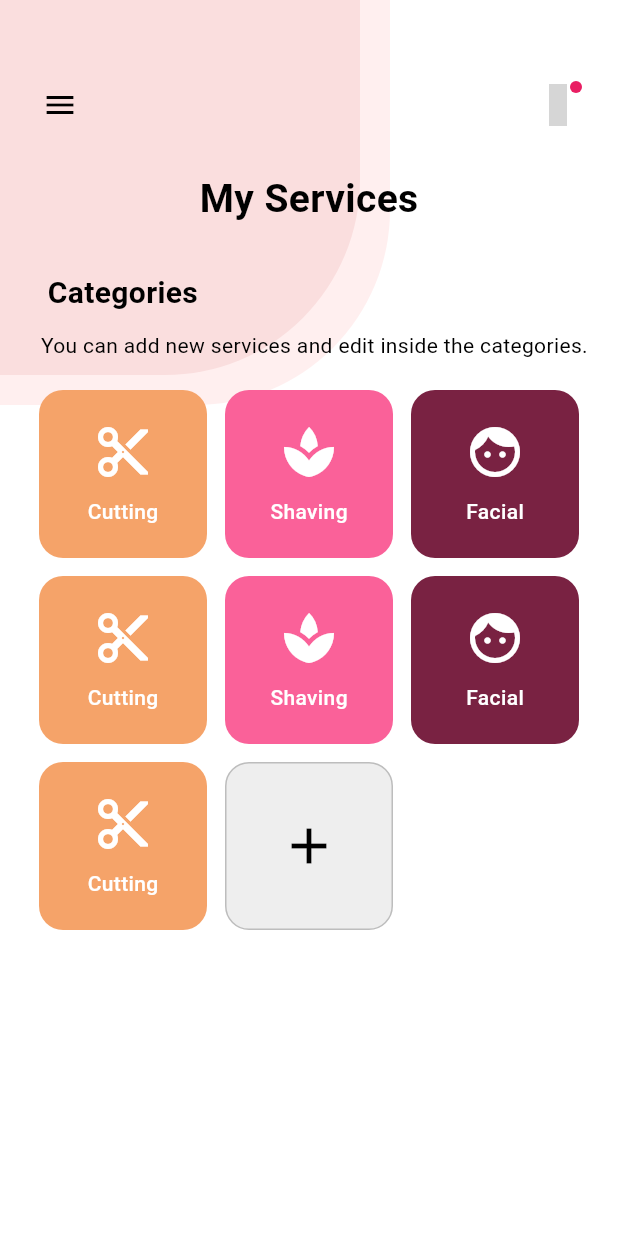
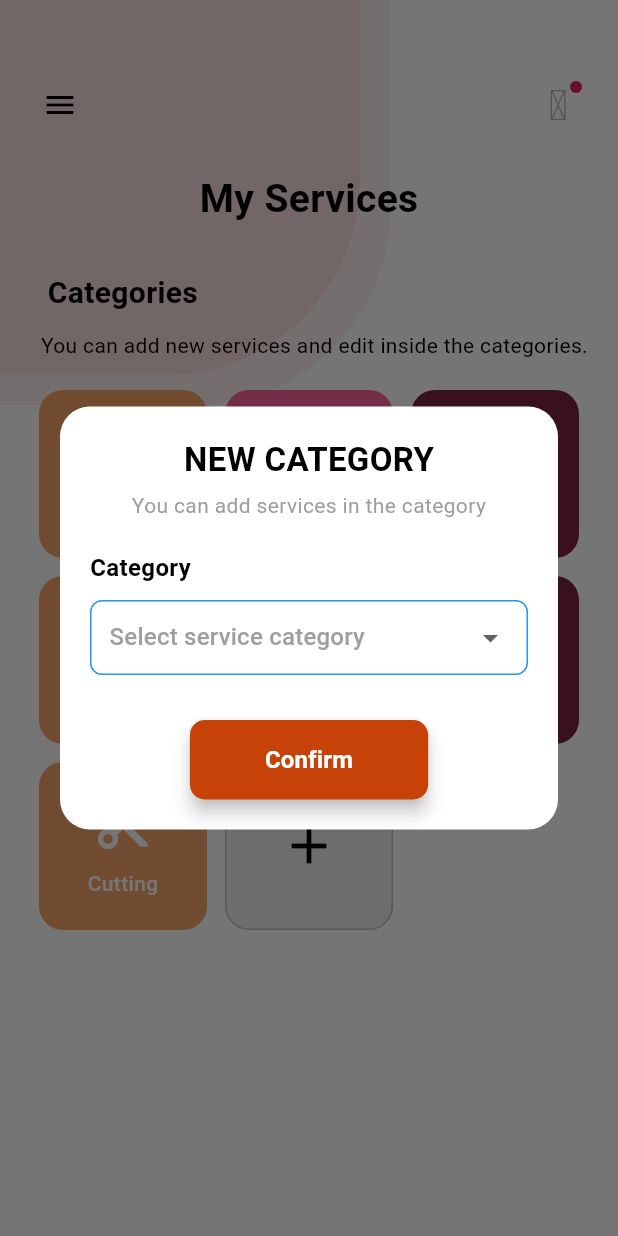
Before and after one commit to sheronfdo/saloon-app, a Flutter app: the ServiceCategoryView screen opened directly, after a tap on the "add" icon, on a phone screen of 412 x 824 dp. Run offline on Flutter 3.47's test engine with Material 3 defaults, Android fonts, the phone set to English and light mode, and no system bars; our stand-ins replace cloud_firestore, firebase_auth, firebase_core, flutter_map, fluttertoast, font_awesome_flutter and 5 more; accounts and stored records are empty; project files that could hold a hidden picture were left out; grey boxes are pictures that could not be loaded.

Commit message:
navigation fix

```diff
--- a/lib/screens/admin/flow/service/addCategory/addCategory_view.dart
+++ b/lib/screens/admin/flow/service/addCategory/addCategory_view.dart
@@ -1,14 +1,23 @@
 import 'package:flutter/material.dart';
 
-class AddNewCategoryView extends StatelessWidget {
+class AddNewCategoryView extends StatefulWidget {
   const AddNewCategoryView({super.key});
 
   @override
+  State<AddNewCategoryView> createState() => _AddNewCategoryViewState();
+}
+
+class _AddNewCategoryViewState extends State<AddNewCategoryView> {
+  String? selectedCategory; // State to hold the selected category
+
+  @override
   Widget build(BuildContext context) {
-    return Scaffold(
-      backgroundColor:
-          Colors.black, // Set the background color to match your design
-      body: Center(
+    return Dialog(
+      shape: RoundedRectangleBorder(
+        borderRadius: BorderRadius.circular(20),
+      ),
+      backgroundColor: Colors.transparent,
+      child: Center(
         child: Container(
           width: MediaQuery.of(context).size.width * 0.85,
           padding: const EdgeInsets.all(20),
@@ -24,7 +33,7 @@ class AddNewCategoryView extends StatelessWidget {
               Center(
                 child: Column(
                   children: [
-                    Text(
+                    const Text(
                       "NEW CATEGORY",
                       style: TextStyle(
                         fontSize: 22,
@@ -32,8 +41,8 @@ class AddNewCategoryView extends StatelessWidget {
                         color: Colors.black,
                       ),
                     ),
-                    SizedBox(height: 5),
-                    Text(
+                    const SizedBox(height: 5),
+                    const Text(
                       "You can add services in the category",
                       style: TextStyle(
                         fontSize: 14,
@@ -44,10 +53,10 @@ class AddNewCategoryView extends StatelessWidget {
                   ],
                 ),
               ),
-              SizedBox(height: 20),
+              const SizedBox(height: 20),
 
               // Category Dropdown
-              Text(
+              const Text(
                 "Category",
                 style: TextStyle(
                   fontSize: 16,
@@ -55,9 +64,9 @@ class AddNewCategoryView extends StatelessWidget {
                   color: Colors.black,
                 ),
               ),
-              SizedBox(height: 10),
+              const SizedBox(height: 10),
               Container(
-                padding: EdgeInsets.symmetric(horizontal: 12),
+                padding: const EdgeInsets.symmetric(horizontal: 12),
                 decoration: BoxDecoration(
                   border: Border.all(
                     color: Colors.blue,
@@ -67,11 +76,12 @@ class AddNewCategoryView extends StatelessWidget {
                 child: DropdownButtonHideUnderline(
                   child: DropdownButton<String>(
                     isExpanded: true,
-                    hint: Text(
+                    value: selectedCategory,
+                    hint: const Text(
                       "Select service category",
                       style: TextStyle(color: Colors.grey),
                     ),
-                    items: [
+                    items: const [
                       DropdownMenuItem(
                         value: "Category 1",
                         child: Text("Category 1"),
@@ -86,23 +96,27 @@ class AddNewCategoryView extends StatelessWidget {
                       ),
                     ],
                     onChanged: (value) {
-                      // Handle dropdown selection
+                      setState(() {
+                        selectedCategory = value;
+                      });
                     },
                   ),
                 ),
               ),
-              SizedBox(height: 30),
+              const SizedBox(height: 30),
 
               // Confirm Button
               Center(
                 child: ElevatedButton(
                   onPressed: () {
-                    // Handle confirm action
+                    if (selectedCategory != null) {
+                      print("Selected category: $selectedCategory");
+                    }
+                    Navigator.of(context).pop(); // Close the popup
                   },
                   style: ElevatedButton.styleFrom(
-                    backgroundColor:
-                        Color.fromARGB(255, 199, 66, 9), // Button color
-                    padding: EdgeInsets.symmetric(
+                    backgroundColor: const Color.fromARGB(255, 199, 66, 9),
+                    padding: const EdgeInsets.symmetric(
                       horizontal: 50,
                       vertical: 15,
                     ),
@@ -111,7 +125,7 @@ class AddNewCategoryView extends StatelessWidget {
                     ),
                     elevation: 5,
                   ),
-                  child: Text(
+                  child: const Text(
                     "Confirm",
                     style: TextStyle(
                       fontSize: 16,
--- a/lib/screens/admin/flow/service/category/category_view.dart
+++ b/lib/screens/admin/flow/service/category/category_view.dart
@@ -1,5 +1,6 @@
 import 'package:flutter/material.dart';
 import 'package:iconly/iconly.dart';
+import 'package:saloon_app/screens/admin/flow/service/addCategory/addCategory_view.dart';
 
 class ServiceCategoryView extends StatelessWidget {
   const ServiceCategoryView({super.key});
@@ -40,7 +41,7 @@ class ServiceCategoryView extends StatelessWidget {
                       ),
                     ),
                     const SizedBox(height: 20),
-                    _buildServiceGrid(),
+                    _buildServiceGrid(context),
                   ],
                 ),
               ),
@@ -138,7 +139,7 @@ class ServiceCategoryView extends StatelessWidget {
   }
 
   // Service Grid
-  Widget _buildServiceGrid() {
+  Widget _buildServiceGrid(BuildContext context) {
     final services = [
       {
         'icon': Icons.content_cut,
@@ -192,7 +193,12 @@ class ServiceCategoryView extends StatelessWidget {
         } else {
           return GestureDetector(
             onTap: () {
-              print("Add new category");
+              showDialog(
+                context: context,
+                builder: (BuildContext context) {
+                  return const AddNewCategoryView();
+                },
+              );
             },
             child: Container(
               decoration: BoxDecoration(
```
Also changed, not shown: lib/components/custom/custom-app_bar.dart (+9 -0 lines), lib/screens/admin/flow/jobComplete/jobComplete_view.dart (+9 -2 lines).
